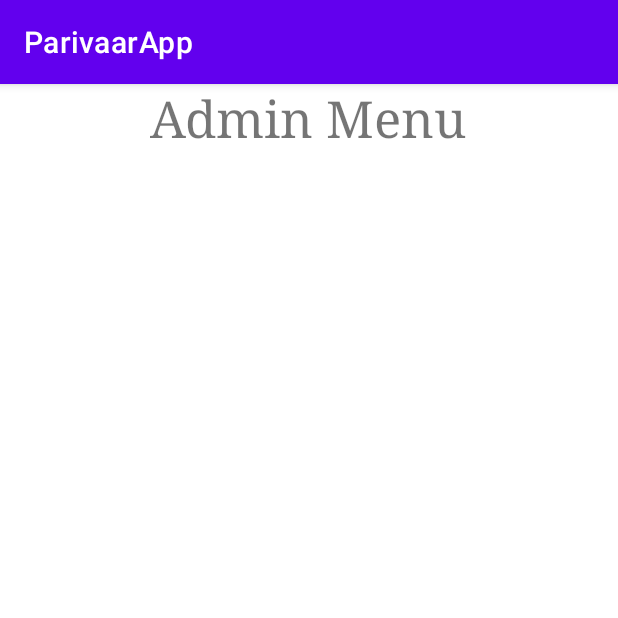
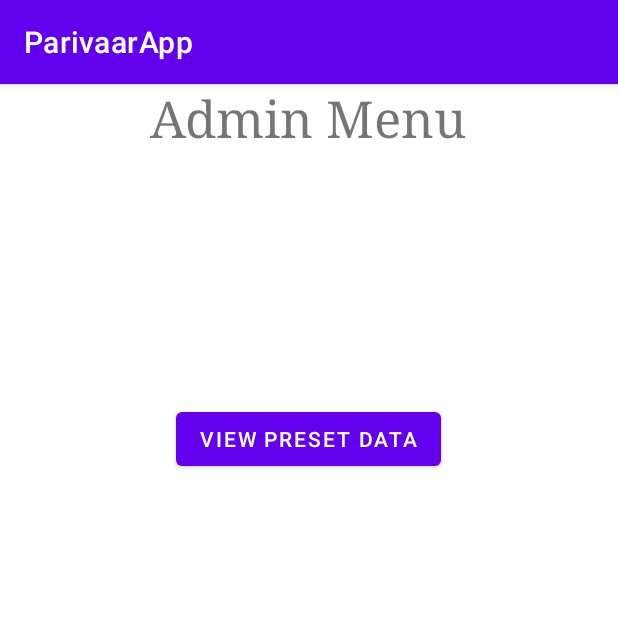
Before and after one commit to sohumk07/ParivaarApp, an Android app: the AdminMenu screen opened directly, with no data from a screen before it, on a phone screen of 412 x 824 dp, the top half of it. Run offline under Robolectric (Android 15) with nearby library versions, the phone set to English and light mode, and no system bars.

Commit message:
project up to Patient Registration and Admin Screens Unfinished

```diff
--- a/app/src/main/res/layout/activity_admin_menu.xml
+++ b/app/src/main/res/layout/activity_admin_menu.xml
@@ -19,5 +19,17 @@
         app:layout_constraintTop_toTopOf="parent"
         app:layout_constraintVertical_bias="0.254"/>
 
+    <Button
+        android:id="@+id/button"
+        android:layout_width="wrap_content"
+        android:layout_height="wrap_content"
+        android:text="View Preset Data"
+        app:layout_constraintBottom_toBottomOf="parent"
+        app:layout_constraintEnd_toEndOf="parent"
+        app:layout_constraintHorizontal_bias="0.498"
+        app:layout_constraintStart_toStartOf="parent"
+        app:layout_constraintTop_toTopOf="@+id/textView3"
+        app:layout_constraintVertical_bias="0.295" />
+
 
 </androidx.constraintlayout.widget.ConstraintLayout>
```
